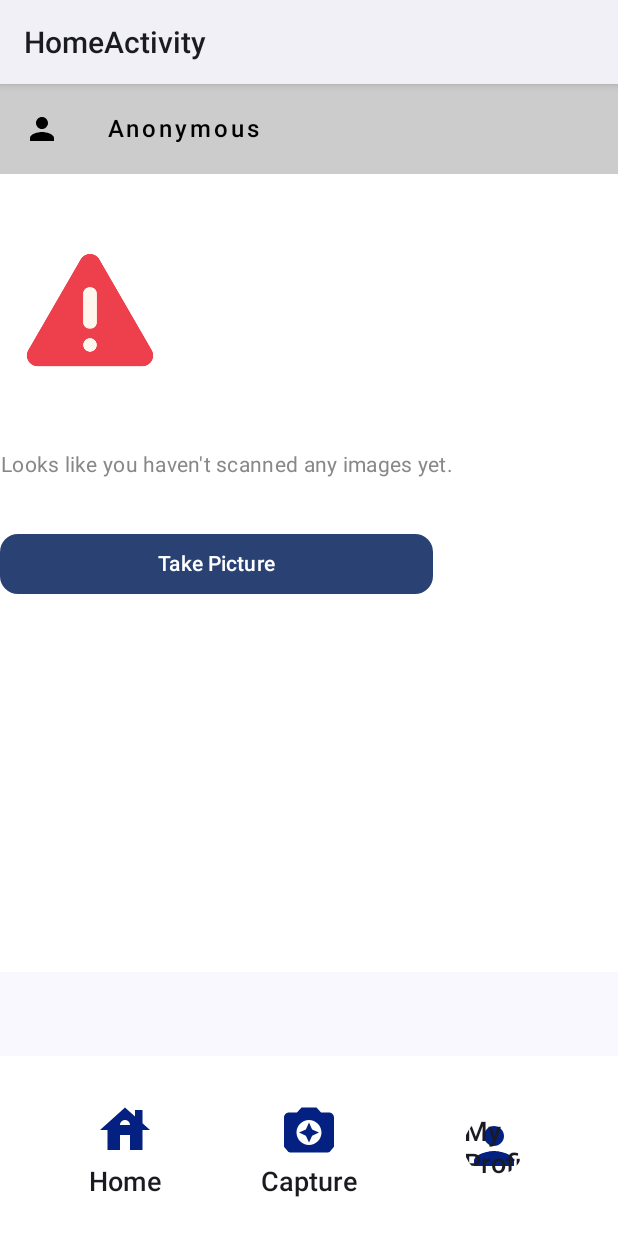
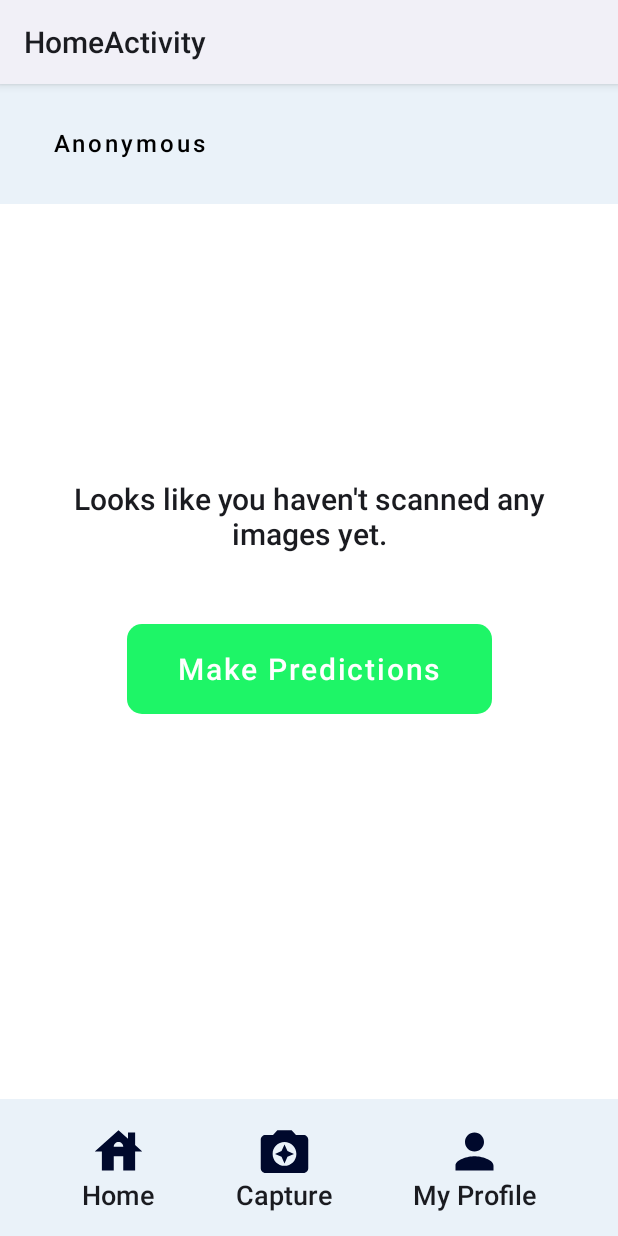
Before and after one commit to Mahato-Sunil/pdp_android_app, an Android app built with Jetpack Compose: the screen it shows after launch once a user with an empty profile is signed in (HomeActivity), on a phone screen of 412 x 824 dp. Run offline under Robolectric (Android 15) with nearby library versions, the phone set to English and light mode, and no system bars; our stand-ins replace Firebase (no records; nobody signed in at launch, a user with empty details on screens opened directly); 2 statements that could not run were skipped.

Commit message:
Fixed the Home Page UI

```diff
--- a/app/src/main/java/com/officialsunil/pdpapplication/viewui/HomeActivity.kt
+++ b/app/src/main/java/com/officialsunil/pdpapplication/viewui/HomeActivity.kt
@@ -21,7 +21,9 @@ import androidx.compose.foundation.layout.height
 import androidx.compose.foundation.layout.padding
 import androidx.compose.foundation.layout.size
 import androidx.compose.foundation.layout.systemBarsPadding
+import androidx.compose.foundation.layout.wrapContentHeight
 import androidx.compose.foundation.rememberScrollState
+import androidx.compose.foundation.shape.RoundedCornerShape
 import androidx.compose.foundation.verticalScroll
 import androidx.compose.material.icons.Icons
 import androidx.compose.material.icons.automirrored.filled.ArrowForwardIos
@@ -29,6 +31,7 @@ import androidx.compose.material.icons.filled.CameraEnhance
 import androidx.compose.material.icons.filled.House
 import androidx.compose.material.icons.filled.Person
 import androidx.compose.material3.Button
+import androidx.compose.material3.ButtonDefaults
 import androidx.compose.material3.Icon
 import androidx.compose.material3.IconButton
 import androidx.compose.material3.MaterialTheme
@@ -51,6 +54,7 @@ import androidx.compose.ui.platform.LocalContext
 import androidx.compose.ui.res.colorResource
 import androidx.compose.ui.res.painterResource
 import androidx.compose.ui.text.TextStyle
+import androidx.compose.ui.text.font.Font
 import androidx.compose.ui.text.font.FontWeight
 import androidx.compose.ui.text.style.TextAlign
 import androidx.compose.ui.text.style.TextDecoration
@@ -80,19 +84,17 @@ class HomeActivity : ComponentActivity() {
     }
 }
 
-//  activity layout
-@Preview(showBackground = true, showSystemUi = true)
 @Composable
 fun InitHomeActivityUI() {
-    Scaffold(topBar = { HomeHeadingUI() }, bottomBar = {
-        HomeButtonContainer()
-    }) { innerPadding ->
+    Scaffold(
+        topBar = { HomeHeadingUI() },
+        bottomBar = { HomeButtonContainer() },
+        containerColor = Color.White
+    ) { innerPadding ->
         Column(
             modifier = Modifier
                 .padding(innerPadding)
                 .fillMaxSize()
-                .verticalScroll(rememberScrollState())
-                .background(Color.White)
         ) {
             HomeContainer()
         }
@@ -114,18 +116,10 @@ fun HomeHeadingUI() {
         modifier = Modifier
             .systemBarsPadding()
             .fillMaxWidth()
-            .height(60.dp)
-            .background(Color.LightGray)
+            .height(80.dp)
+            .background(Color(0xAAE0ECF6))
 
     ) {
-        Image(
-            imageVector = Icons.Default.Person,
-            contentDescription = "Profile Icon",
-            modifier = Modifier
-                .fillMaxHeight()
-                .padding(start = 16.dp, end = 16.dp)
-        )
-
         Text(
             text = currentUser?.name ?: "Anonymous",
             color = Color.Black,
@@ -133,7 +127,7 @@ fun HomeHeadingUI() {
             fontWeight = FontWeight.SemiBold,
             modifier = Modifier
                 .fillMaxWidth()
-                .padding(start = 16.dp),
+                .padding(start = 36.dp),
             style = TextStyle(
                 letterSpacing = 2.sp,
             )
@@ -166,11 +160,6 @@ fun HomeContainer() {
         }
     }
 
-    Column(
-        modifier = Modifier
-            .fillMaxSize()
-            .background(Color.White)
-    ) {
     // if there is no data show the prediction rationale
     if (!isDataAvailable) {
         NoDataRationale(onTakePictureClicked = {
@@ -184,7 +173,7 @@ fun HomeContainer() {
             modifier = Modifier
                 .fillMaxWidth()
                 .padding(start = 10.dp, end = 20.dp)
-                    .height(35.dp)
+                .height(40.dp)
         ) {
             Text(
                 text = "Your diagnoses",
@@ -221,7 +210,7 @@ fun HomeContainer() {
             modifier = Modifier
                 .padding(5.dp)
                 .fillMaxWidth()
-                    .background(colorResource(R.color.light_card_background))
+                .background(Color(0xAAE0ECF6))
         ) {
             Image(
                 painter = if (convertedBitmap != null) BitmapPainter(convertedBitmap.asImageBitmap())
@@ -232,26 +221,27 @@ fun HomeContainer() {
 
             Column(
                 verticalArrangement = Arrangement.Center,
-                    horizontalAlignment = Alignment.CenterHorizontally
+                horizontalAlignment = Alignment.Start,
             ) {
                 //date
                 val formattedTime =
                     CustomDateTimeFormatter.formatDateTime(data?.timestamp.toString())
                 Text(
-                        text = formattedTime,
-                        style = MaterialTheme.typography.bodySmall.copy(color = Color.Gray)
+                    text = formattedTime, style = TextStyle(
+                        fontSize = 16.sp, fontWeight = FontWeight.W400, color = Color.Gray
                     )
+                )
+
+                Spacer(Modifier.height(16.dp))
 
                 Text(
                     text = data?.predictedName.toString(), style = TextStyle(
                         color = colorResource(R.color.font_color),
-                            fontSize = 16.sp,
-                            fontWeight = FontWeight.Medium,
+                        fontSize = 22.sp,
+                        fontWeight = FontWeight.W800,
                         letterSpacing = 1.1.sp,
                         textAlign = TextAlign.Start
-                        ), modifier = Modifier
-                            .fillMaxWidth(.75f)
-                            .height(25.dp)
+                    )
                 )
             }
 
@@ -273,34 +263,42 @@ fun HomeContainer() {
         }
     }
 }
-}
 
-// prediction rationale to show if there is no any prediction data
 @Composable
 fun NoDataRationale(
     onTakePictureClicked: () -> Unit
 ) {
-    Spacer(Modifier.height(32.dp))
-    Image(
-        painter = painterResource(R.drawable.warning),
-        contentDescription = "No Predictions",
+    Column(
+        verticalArrangement = Arrangement.Center,
+        horizontalAlignment = Alignment.CenterHorizontally,
         modifier = Modifier
-            .size(120.dp)
-            .clip(MaterialTheme.shapes.medium)
-    )
-    Spacer(Modifier.height(32.dp))
+            .fillMaxSize()
+            .padding(16.dp)
+            .background(Color.White),
+    ) {
         Text(
             text = "Looks like you haven't scanned any images yet.",
             textAlign = TextAlign.Center,
-        style = MaterialTheme.typography.bodyMedium.copy(color = Color.Gray)
+            style = TextStyle(
+                fontSize = 20.sp, fontWeight = FontWeight.W500
+            )
         )
         Spacer(Modifier.height(32.dp))
         Button(
             onClick = onTakePictureClicked,
-        shape = MaterialTheme.shapes.medium,
-        modifier = Modifier.fillMaxWidth(0.7f)
+            modifier = Modifier
+                .padding(16.dp)
+                .fillMaxWidth(.7f)
+                .height(60.dp),
+            shape = RoundedCornerShape(10.dp),
+            colors = ButtonDefaults.buttonColors(Color(0xFF1EF567))
         ) {
-        Text(text = "Take Picture")
+            Text(
+                text = "Make Predictions", style = TextStyle(
+                    fontSize = 20.sp, fontWeight = FontWeight.W500, letterSpacing = 1.2.sp
+                )
+            )
+        }
     }
 }
 
@@ -315,34 +313,30 @@ fun HomeButtonContainer() {
         modifier = Modifier
             .systemBarsPadding()
             .fillMaxWidth()
-            .height(120.dp)
-            .background(Color.White)
+            .wrapContentHeight()
+            .background(Color(0xAAE0ECF6))
 
     ) {
         //home
         Column(
             horizontalAlignment = Alignment.CenterHorizontally,
-            verticalArrangement = Arrangement.Center,
-            modifier = Modifier.padding(8.dp)
-        ) {
-            IconButton(
-                onClick = {
+            verticalArrangement = Arrangement.SpaceBetween,
+            modifier = Modifier
+                .padding(vertical = 16.dp)
+                .clickable {
                     val currentActivity = context as? Activity
                     if (currentActivity !is HomeActivity) {
                         val intent = Intent(context, HomeActivity::class.java)
                         intent.addFlags(Intent.FLAG_ACTIVITY_CLEAR_TOP or Intent.FLAG_ACTIVITY_SINGLE_TOP)
                         context.startActivity(intent)
                     }
-                },
-            ) {
+                }) {
             Icon(
                 imageVector = Icons.Default.House,
                 contentDescription = "Home Icon",
-                    tint = Color(4, 32, 129, 255),
-                    modifier = Modifier.fillMaxSize()
+                tint = Color(0, 9, 44, 255),
+                modifier = Modifier.size(38.dp)
             )
-            }
-
             Text(
                 text = "Home", style = TextStyle(
                     fontSize = 18.sp, fontWeight = FontWeight.W600
@@ -353,21 +347,18 @@ fun HomeButtonContainer() {
         // shutter button
         Column(
             horizontalAlignment = Alignment.CenterHorizontally,
-            verticalArrangement = Arrangement.Center,
-            modifier = Modifier.padding(8.dp)
-        ) {
-            IconButton(
-                onClick = {
+            verticalArrangement = Arrangement.SpaceBetween,
+            modifier = Modifier
+                .padding(vertical = 16.dp)
+                .clickable {
                     NavigationUtils.navigate(context, "camera", true)
                 }) {
             Icon(
                 imageVector = Icons.Default.CameraEnhance,
                 contentDescription = "Camera Icon",
-                    tint = Color(4, 32, 129, 255),
-                    modifier = Modifier.fillMaxSize()
+                tint = Color(0, 9, 44, 255),
+                modifier = Modifier.size(38.dp)
             )
-            }
-
             Text(
                 text = "Capture", style = TextStyle(
                     fontSize = 18.sp, fontWeight = FontWeight.W600
@@ -377,18 +368,17 @@ fun HomeButtonContainer() {
 
         Column(
             horizontalAlignment = Alignment.CenterHorizontally,
-            verticalArrangement = Arrangement.Center,
-            modifier = Modifier.padding(8.dp)
-        ) {
-            IconButton(
-                onClick = {
+            verticalArrangement = Arrangement.SpaceBetween,
+            modifier = Modifier
+                .padding(vertical = 16.dp)
+                .clickable {
                     NavigationUtils.navigate(context, "accountCenter")
                 }) {
             Icon(
                 imageVector = Icons.Default.Person,
                 contentDescription = "Camera Icon",
-                    tint = Color(4, 32, 129, 255),
-                    modifier = Modifier.fillMaxSize()
+                tint = Color(0, 9, 44, 255),
+                modifier = Modifier.size(38.dp)
             )
 
             Text(
@@ -399,12 +389,3 @@ fun HomeButtonContainer() {
         }
     }
 }
-}
-
-//@Preview(showBackground = true, showSystemUi = true)
-//@Composable
-//fun PreviewHomeActivityUI() {
-//    PDPApplicationTheme {
-//        InitHomeActivityUI()
-//    }
-//}
```
Lines whose indentation alone changed are shown as unchanged.
